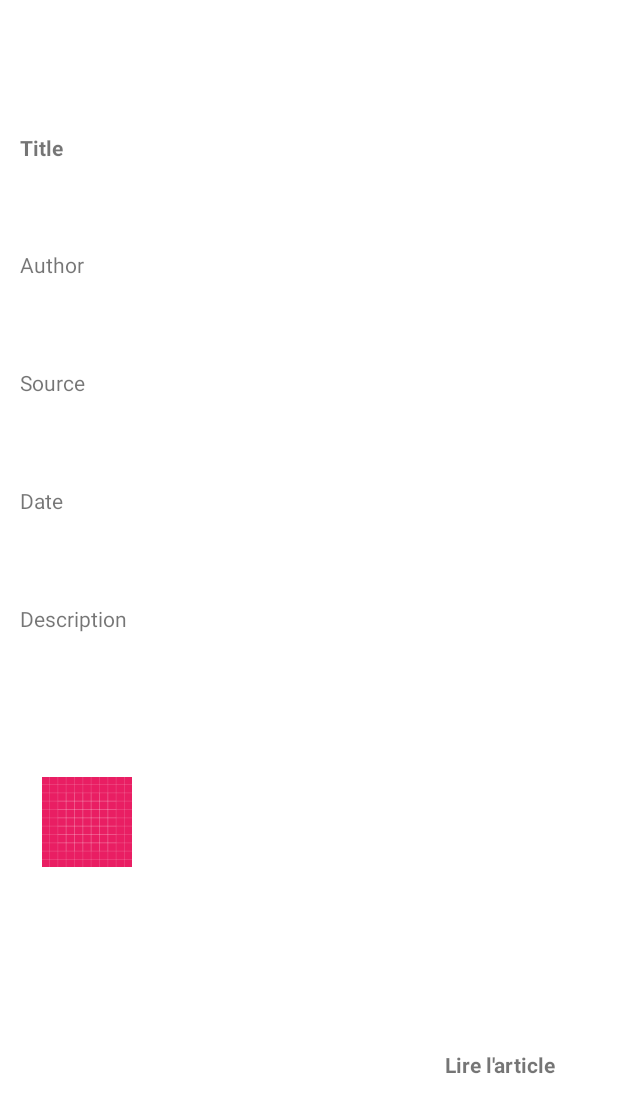
After one commit to SoftBretzel/NewsApp, an Android app: the layout activity_article_detail.xml on its own in the app's theme, with its tools: preview values and no code run, on a phone screen of 412 x 824 dp. The commit adds this screen. Shown: the top 1113 px of the screen. Run offline under Robolectric (Android 15) with nearby library versions, the phone set to English and light mode, and no system bars; network calls fail.

Commit message:
ArticleDetail addition

```diff
--- a/app/build.gradle
+++ b/app/build.gradle
@@ -39,6 +39,7 @@ dependencies {
     implementation 'androidx.appcompat:appcompat:1.2.0'
     implementation 'com.google.android.material:material:1.1.0'
     implementation 'com.android.volley:volley:1.1.1'
+    implementation 'com.squareup.picasso:picasso:2.8'
     implementation 'androidx.constraintlayout:constraintlayout:2.0.4'
     testImplementation 'junit:junit:4.+'
     androidTestImplementation 'androidx.test.ext:junit:1.1.2'
--- a/app/src/main/AndroidManifest.xml
+++ b/app/src/main/AndroidManifest.xml
@@ -11,7 +11,8 @@
         android:roundIcon="@mipmap/ic_launcher_round"
         android:supportsRtl="true"
         android:theme="@style/Theme.NewsApplication">
-        <activity android:name=".MainActivity2"></activity>
+        <activity android:name=".ArticleDetail"></activity>
+        <activity android:name=".MainActivity2" />
         <activity android:name=".MainActivity">
             <intent-filter>
                 <action android:name="android.intent.action.MAIN" />
--- /dev/null
+++ b/app/src/main/res/layout/activity_article_detail.xml
@@ -0,0 +1,100 @@
+<?xml version="1.0" encoding="utf-8"?>
+<androidx.constraintlayout.widget.ConstraintLayout xmlns:android="http://schemas.android.com/apk/res/android"
+    xmlns:app="http://schemas.android.com/apk/res-auto"
+    xmlns:tools="http://schemas.android.com/tools"
+    android:layout_width="match_parent"
+    android:layout_height="match_parent"
+    tools:context=".ArticleDetail">
+
+    <TextView
+        android:id="@+id/Title"
+        android:layout_width="wrap_content"
+        android:layout_height="wrap_content"
+        android:text="Title"
+        android:textStyle="bold"
+        android:padding="10dp"
+        app:layout_constraintBottom_toBottomOf="parent"
+        app:layout_constraintEnd_toEndOf="parent"
+        app:layout_constraintHorizontal_bias="0.01"
+        app:layout_constraintStart_toStartOf="parent"
+        app:layout_constraintTop_toTopOf="parent"
+        app:layout_constraintVertical_bias="0.1" />
+
+    <TextView
+        android:id="@+id/Author"
+        android:layout_width="wrap_content"
+        android:layout_height="wrap_content"
+        android:text="Author"
+        android:padding="10dp"
+        app:layout_constraintBottom_toBottomOf="parent"
+        app:layout_constraintEnd_toEndOf="parent"
+        app:layout_constraintHorizontal_bias="0.01"
+        app:layout_constraintStart_toStartOf="parent"
+        app:layout_constraintTop_toTopOf="parent"
+        app:layout_constraintVertical_bias="0.2" />
+
+    <TextView
+        android:id="@+id/Date"
+        android:layout_width="wrap_content"
+        android:layout_height="wrap_content"
+        android:text="Date"
+        android:padding="10dp"
+        app:layout_constraintBottom_toBottomOf="parent"
+        app:layout_constraintEnd_toEndOf="parent"
+        app:layout_constraintHorizontal_bias="0.01"
+        app:layout_constraintStart_toStartOf="parent"
+        app:layout_constraintTop_toTopOf="parent"
+        app:layout_constraintVertical_bias="0.4" />
+
+    <TextView
+        android:id="@+id/Source"
+        android:layout_width="wrap_content"
+        android:layout_height="wrap_content"
+        android:text="Source"
+        android:padding="10dp"
+        app:layout_constraintBottom_toBottomOf="parent"
+        app:layout_constraintEnd_toEndOf="parent"
+        app:layout_constraintHorizontal_bias="0.01"
+        app:layout_constraintStart_toStartOf="parent"
+        app:layout_constraintTop_toTopOf="parent"
+        app:layout_constraintVertical_bias="0.3" />
+
+    <TextView
+        android:id="@+id/Description"
+        android:layout_width="wrap_content"
+        android:layout_height="wrap_content"
+        android:text="Description"
+        android:padding="10dp"
+        app:layout_constraintBottom_toBottomOf="parent"
+        app:layout_constraintEnd_toEndOf="parent"
+        app:layout_constraintHorizontal_bias="0.01"
+        app:layout_constraintStart_toStartOf="parent"
+        app:layout_constraintTop_toTopOf="parent"
+        app:layout_constraintVertical_bias="0.5" />
+
+    <ImageView
+        android:id="@+id/Image"
+        android:layout_width="60dp"
+        android:layout_height="60dp"
+        android:src="@drawable/ic_launcher_background"
+        app:layout_constraintBottom_toBottomOf="parent"
+        app:layout_constraintEnd_toEndOf="parent"
+        app:layout_constraintHorizontal_bias="0.08"
+        app:layout_constraintStart_toStartOf="parent"
+        app:layout_constraintTop_toTopOf="parent"
+        app:layout_constraintVertical_bias="0.678" />
+
+    <TextView
+        android:id="@+id/Link"
+        android:layout_width="wrap_content"
+        android:layout_height="wrap_content"
+        android:text="Lire l'article"
+        android:textStyle="bold"
+        android:padding="10dp"
+        app:layout_constraintBottom_toBottomOf="parent"
+        app:layout_constraintEnd_toEndOf="parent"
+        app:layout_constraintHorizontal_bias="0.9"
+        app:layout_constraintStart_toStartOf="parent"
+        app:layout_constraintTop_toTopOf="parent"
+        app:layout_constraintVertical_bias="0.879" />
+</androidx.constraintlayout.widget.ConstraintLayout>
```
Also changed, not shown: app/src/main/java/com/example/newsapplication/ArticleDetail.kt (added, +32 -0 lines), app/src/main/java/com/example/newsapplication/ArticlesDto.kt (+10 -1 lines), app/src/main/java/com/example/newsapplication/CustomAdapter.kt (+7 -0 lines), app/src/main/java/com/example/newsapplication/MainActivity.kt (+30 -6 lines), app/src/main/res/layout/list_item_user.xml (+20 -4 lines).
